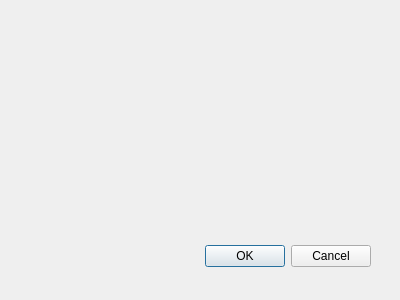
This is steincheck.ui in miyamot0/DemandCalculatorQT as Qt 5 draws it before an edit. The edited form follows.
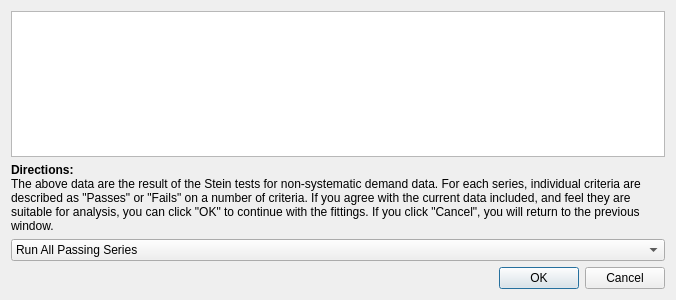
This is the edited form.

Commit message: Add in stein measurse

Patch:
```diff
--- a/steincheck.ui
+++ b/steincheck.ui
@@ -8,22 +8,51 @@
    <rect>
     <x>0</x>
     <y>0</y>
-    <width>400</width>
+    <width>676</width>
     <height>300</height>
    </rect>
   </property>
   <property name="windowTitle">
    <string>Dialog</string>
   </property>
-  <widget name="buttonBox" class="QDialogButtonBox">
-   <property name="geometry">
-    <rect>
-     <x>30</x>
-     <y>240</y>
-     <width>341</width>
-     <height>32</height>
-    </rect>
-   </property>
+  <layout class="QVBoxLayout" name="verticalLayout">
+   <item>
+    <widget class="QTableWidget" name="tableWidget"/>
+   </item>
+   <item>
+    <widget class="QLabel" name="label">
+     <property name="text">
+      <string>&lt;html&gt;&lt;head/&gt;&lt;body&gt;&lt;p&gt;&lt;span style=&quot; font-weight:600;&quot;&gt;Directions: &lt;br/&gt;&lt;/span&gt;The above data are the result of the Stein tests for non-systematic demand data. For each series, individual criteria are described as &amp;quot;Passes&amp;quot; or &amp;quot;Fails&amp;quot; on a number of criteria.  If you agree with the current data included, and feel they are suitable for analysis, you can click &amp;quot;OK&amp;quot; to continue with the fittings.  If you click &amp;quot;Cancel&amp;quot;, you will return to the previous window.&lt;/p&gt;&lt;/body&gt;&lt;/html&gt;</string>
+     </property>
+     <property name="wordWrap">
+      <bool>true</bool>
+     </property>
+    </widget>
+   </item>
+   <item>
+    <widget class="QComboBox" name="comboBox">
+     <property name="currentIndex">
+      <number>1</number>
+     </property>
+     <item>
+      <property name="text">
+       <string>Run All Series Regardless</string>
+      </property>
+     </item>
+     <item>
+      <property name="text">
+       <string>Run All Passing Series</string>
+      </property>
+     </item>
+     <item>
+      <property name="text">
+       <string>Run Selected Only</string>
+      </property>
+     </item>
+    </widget>
+   </item>
+   <item>
+    <widget class="QDialogButtonBox" name="buttonBox">
    <property name="orientation">
     <enum>Qt::Horizontal</enum>
    </property>
@@ -31,6 +60,8 @@
     <set>QDialogButtonBox::Cancel|QDialogButtonBox::Ok</set>
    </property>
   </widget>
+   </item>
+  </layout>
  </widget>
  <pixmapfunction/>
  <resources/>
```
Left out of the diff: 7 changed lines with no effect on the pictures. Lines whose indentation alone changed are shown as unchanged. The commit also changes 7 other files.
